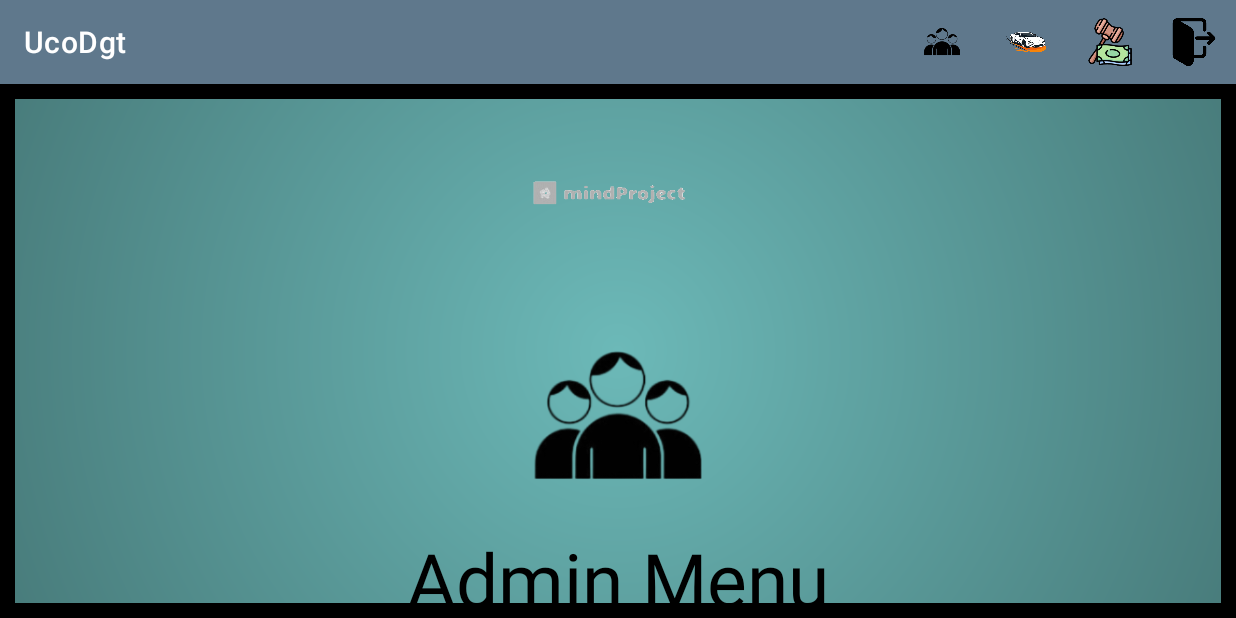
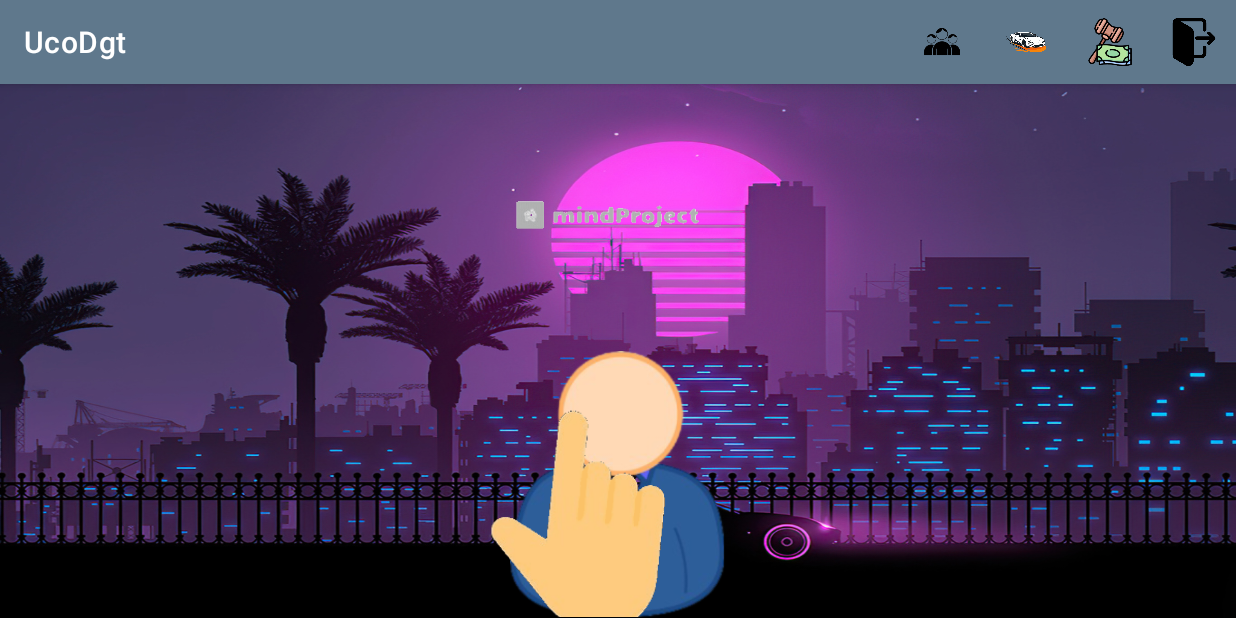
Before and after one commit to alfonsodltUCO/UcoDgt, an Android app: the AdminActivity screen opened directly, with no data from a screen before it, on a phone screen of 824 x 412 dp (held sideways). Run offline under Robolectric (Android 15) with nearby library versions, the phone set to English and light mode, and no system bars.

Commit message:
After solve problem

```diff
--- a/app/src/main/java/com/uco/ucodgt/mvc/view/admin/AdminActivity.java
+++ b/app/src/main/java/com/uco/ucodgt/mvc/view/admin/AdminActivity.java
@@ -72,7 +72,7 @@ public class AdminActivity extends AppCompatActivity{
        setContentView(com.uco.ucodgt.R.layout.adminmain);
 
         ViewPager viewPager = findViewById(com.uco.ucodgt.R.id.viewPager);
-        ImagePagerAdapter adapter = new ImagePagerAdapter(this, new int[]{com.uco.ucodgt.R.drawable.cliente, com.uco.ucodgt.R.drawable.multa, com.uco.ucodgt.R.drawable.deportivo});
+        ImagePagerAdapter adapter = new ImagePagerAdapter(this, new int[]{com.uco.ucodgt.R.drawable.userformenu, com.uco.ucodgt.R.drawable.multa, com.uco.ucodgt.R.drawable.deportivo});
         viewPager.setAdapter(adapter);
         /*After setting the adapter use the timer */
         final Handler handler = new Handler();
--- a/app/src/main/res/layout/adminmain.xml
+++ b/app/src/main/res/layout/adminmain.xml
@@ -4,7 +4,7 @@
     xmlns:tools="http://schemas.android.com/tools"
     android:layout_width="match_parent"
     android:layout_height="match_parent"
-    android:background="@drawable/gradient"
+    android:background="@drawable/adminmenulandscape"
     android:orientation="vertical"
     >
     <LinearLayout
@@ -21,36 +21,48 @@
             android:src="@drawable/animatedlogo" />
 
     </LinearLayout>
+
+    <FrameLayout
+        android:layout_width="wrap_content"
+        android:layout_height="0dp"
+        android:layout_gravity="top"
+        android:layout_weight="1">
         <LinearLayout
             android:layout_width="wrap_content"
-        android:layout_height="0dp"
+            android:layout_height="wrap_content"
+            android:layout_gravity="top"
+            android:gravity="top"
             android:layout_weight="1">
 
             <androidx.viewpager.widget.ViewPager
                 android:id="@+id/viewPager"
+                android:layout_gravity="top"
+                android:layout_weight="1"
                 android:layout_width="match_parent"
                 android:layout_height="match_parent" />
 
         </LinearLayout>
 
         <LinearLayout
-        android:layout_width="match_parent"
-        android:layout_height="0dp"
-        android:gravity="bottom"
-        android:layout_weight="0.4"
+            android:layout_width="194dp"
+            android:layout_height="177dp"
+            android:layout_gravity="center"
+            android:gravity="center"
             android:orientation="vertical"
-        >
-        <TextView
-            android:layout_width="match_parent"
-            android:layout_height="wrap_content"
-            android:layout_gravity="bottom"
-            android:gravity="center"
-            android:text="Admin Menu"
-            android:textSize="50sp"
-            />
+            android:weightSum="1">
+
+            <pl.droidsonroids.gif.GifImageView
+                android:layout_width="267dp"
+                android:layout_height="248dp"
+                android:layout_gravity="center"
+                android:src="@drawable/click">
+
+            </pl.droidsonroids.gif.GifImageView>
 
         </LinearLayout>
 
 
+    </FrameLayout>
+
 
 </LinearLayout>
```
Also changed, not shown: app/src/main/res/layout/clientmain.xml (+42 -13 lines), app/src/main/res/drawable/adminmenulandscape.png (added), app/src/main/res/drawable/click.gif (added), app/src/main/res/drawable/fondouser.png (added), app/src/main/res/drawable/userformenu.png (added). Lines whose indentation alone changed are shown as unchanged.
